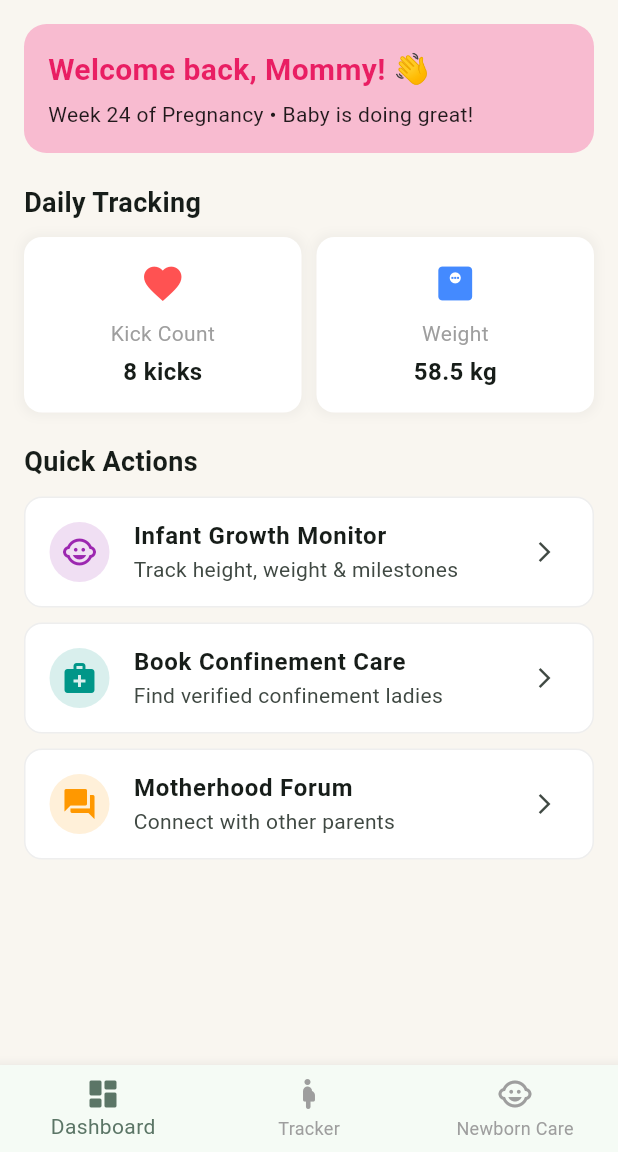
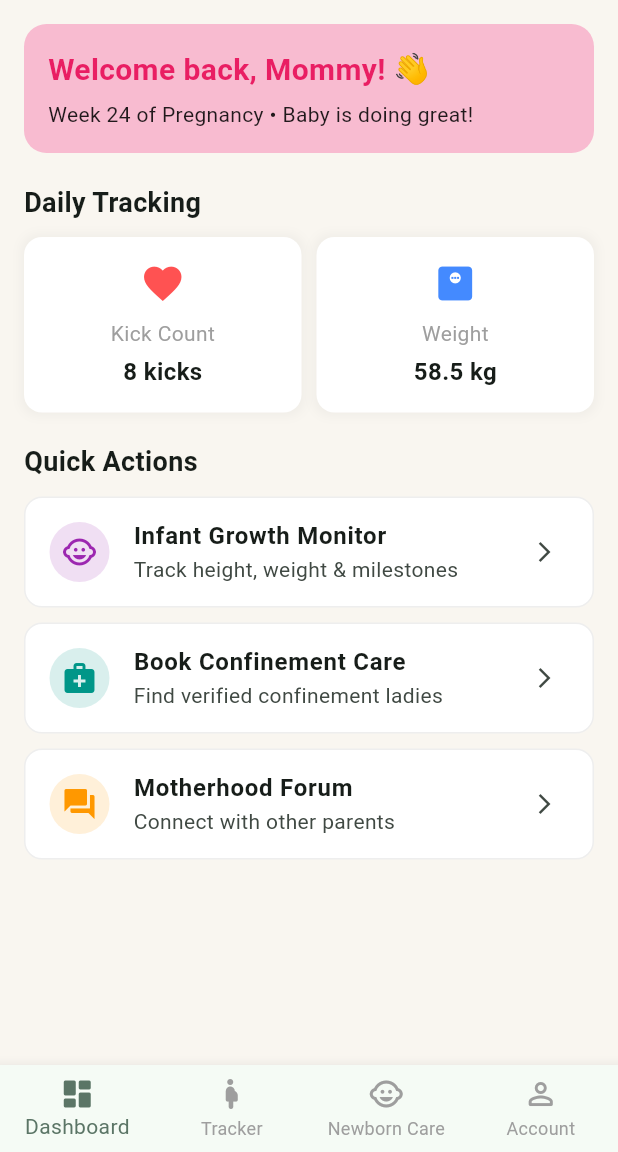
Before and after one commit to MetaFourr/APPLICATION-DEVELOPMENT-, a Flutter app: the screen it shows after launch, scrolled down 82 dp, after a tap on "Log in", on a phone screen of 412 x 824 dp, the part 84-1236 px from its top. Run offline on Flutter 3.47's test engine with Material 3 defaults, Android fonts, the phone set to English and light mode, and no system bars.

Commit message:
Add AccountScreen and wire up MainNavigation

```diff
--- a/lib/main.dart
+++ b/lib/main.dart
@@ -11,6 +11,9 @@ import 'screens/login_page.dart';
 
 // 4. Your Pregnancy Tracker screen import
 import 'screens/pregnancy_track.dart';
+
+// 5. Your Account & Settings screen import
+import 'screens/account_screen.dart';
 
 void main() {
   runApp(const MyApp());
@@ -38,7 +41,7 @@ class MyApp extends StatelessWidget {
   }
 }
 
-// Navigation Shell holding both your dashboard and your friend's newborn care screen
+// Navigation Shell holding all main screens
 class MainNavigation extends StatefulWidget {
   const MainNavigation({super.key});
 
@@ -49,11 +52,12 @@ class MainNavigation extends StatefulWidget {
 class _MainNavigationState extends State<MainNavigation> {
   int _currentIndex = 0;
 
-  // List of screens: Index 0 is YOUR Dashboard, Index 1 is your FRIEND'S Screen
+  // List of screens matching the BottomNavigationBar items
   final List<Widget> _screens = const [
     DashboardScreen(),
     PregnancyTrackScreen(),
     NewbornCareScreen(),
+    AccountScreen(), // Added AccountScreen at Index 3
   ];
 
   @override
@@ -64,6 +68,7 @@ class _MainNavigationState extends State<MainNavigation> {
         children: _screens,
       ),
       bottomNavigationBar: BottomNavigationBar(
+        type: BottomNavigationBarType.fixed, // Required when having 4+ tabs
         currentIndex: _currentIndex,
         onTap: (index) {
           setState(() {
@@ -77,16 +82,17 @@ class _MainNavigationState extends State<MainNavigation> {
             icon: Icon(Icons.dashboard_rounded),
             label: 'Dashboard',
           ),
-
-          // BottomNavigationBarItem for Pregnancy Tracker
           BottomNavigationBarItem(
             icon: Icon(Icons.pregnant_woman_rounded),
             label: 'Tracker',
           ),
-
           BottomNavigationBarItem(
             icon: Icon(Icons.child_care_rounded),
             label: 'Newborn Care',
+          ),
+          BottomNavigationBarItem(
+            icon: Icon(Icons.person_outline_rounded),
+            label: 'Account',
           ),
         ],
       ),
--- /dev/null
+++ b/lib/screens/account_screen.dart
@@ -0,0 +1,419 @@
+import 'package:flutter/material.dart';
+import 'login_page.dart'; // Import LoginScreen so the Log out button works
+
+class AccountScreen extends StatefulWidget {
+  const AccountScreen({super.key});
+
+  @override
+  State<AccountScreen> createState() => _AccountScreenState();
+}
+
+class _AccountScreenState extends State<AccountScreen> {
+  bool _notificationsEnabled = true;
+
+  // Wireframe Color Palette
+  static const Color _bgColor = Color(0xFFF6F7F4);
+  static const Color _cardColor = Color(0xFFFAFBF9);
+  static const Color _borderColor = Color(0xFFDCE0D9);
+  static const Color _sageGreen = Color(0xFF5B7566);
+  static const Color _textPrimary = Color(0xFF1F2421);
+  static const Color _textSecondary = Color(0xFF6B726E);
+
+  void _showActionMessage(String message) {
+    ScaffoldMessenger.of(context).showSnackBar(
+      SnackBar(
+        content: Text(message),
+        duration: const Duration(seconds: 2),
+        behavior: SnackBarBehavior.floating,
+      ),
+    );
+  }
+
+  @override
+  Widget build(BuildContext context) {
+    return Scaffold(
+      backgroundColor: _bgColor,
+      body: SafeArea(
+        child: SingleChildScrollView(
+          padding: const EdgeInsets.symmetric(horizontal: 20.0, vertical: 16.0),
+          child: Column(
+            crossAxisAlignment: CrossAxisAlignment.start,
+            children: [
+              // Top Header Row
+              Row(
+                mainAxisAlignment: MainAxisAlignment.spaceBetween,
+                crossAxisAlignment: CrossAxisAlignment.start,
+                children: [
+                  const Column(
+                    crossAxisAlignment: CrossAxisAlignment.start,
+                    children: [
+                      Text(
+                        'PROFILE & SETTINGS',
+                        style: TextStyle(
+                          fontSize: 11,
+                          fontWeight: FontWeight.w600,
+                          letterSpacing: 1.2,
+                          color: _textSecondary,
+                        ),
+                      ),
+                      SizedBox(height: 4),
+                      Text(
+                        'Your account',
+                        style: TextStyle(
+                          fontSize: 26,
+                          fontWeight: FontWeight.bold,
+                          color: _textPrimary,
+                        ),
+                      ),
+                    ],
+                  ),
+                  Container(
+                    decoration: BoxDecoration(
+                      color: _cardColor,
+                      borderRadius: BorderRadius.circular(12),
+                      border: Border.all(color: _borderColor),
+                    ),
+                    child: IconButton(
+                      icon: const Icon(Icons.tune, color: _textPrimary, size: 20),
+                      onPressed: () => _showActionMessage('Quick preferences'),
+                    ),
+                  ),
+                ],
+              ),
+              const SizedBox(height: 20),
+
+              // Profile Card
+              Container(
+                padding: const EdgeInsets.all(16),
+                decoration: BoxDecoration(
+                  color: _cardColor,
+                  borderRadius: BorderRadius.circular(16),
+                  border: Border.all(color: _borderColor),
+                ),
+                child: Column(
+                  crossAxisAlignment: CrossAxisAlignment.start,
+                  children: [
+                    Row(
+                      children: [
+                        Container(
+                          width: 48,
+                          height: 48,
+                          decoration: BoxDecoration(
+                            color: const Color(0xFFE8EAE6),
+                            shape: BoxShape.circle,
+                            border: Border.all(color: _borderColor),
+                          ),
+                          alignment: Alignment.center,
+                          child: const Text(
+                            'MT',
+                            style: TextStyle(
+                              fontWeight: FontWeight.w600,
+                              fontSize: 16,
+                              color: _textPrimary,
+                            ),
+                          ),
+                        ),
+                        const SizedBox(width: 14),
+                        const Expanded(
+                          child: Column(
+                            crossAxisAlignment: CrossAxisAlignment.start,
+                            children: [
+                              Text(
+                                'Maya Tan',
+                                style: TextStyle(
+                                  fontSize: 17,
+                                  fontWeight: FontWeight.bold,
+                                  color: _textPrimary,
+                                ),
+                              ),
+                              SizedBox(height: 2),
+                              Text(
+                                'maya@example.com',
+                                style: TextStyle(
+                                  fontSize: 13,
+                                  color: _textSecondary,
+                                ),
+                              ),
+                            ],
+                          ),
+                        ),
+                        TextButton(
+                          onPressed: () => _showActionMessage('Edit profile tapped'),
+                          child: const Text(
+                            'Edit',
+                            style: TextStyle(
+                              color: _sageGreen,
+                              fontWeight: FontWeight.w600,
+                            ),
+                          ),
+                        ),
+                      ],
+                    ),
+                    const Padding(
+                      padding: EdgeInsets.symmetric(vertical: 12.0),
+                      child: Divider(color: _borderColor, height: 1),
+                    ),
+                    InkWell(
+                      onTap: () => _showActionMessage('Manage pregnancy journey'),
+                      child: const Row(
+                        children: [
+                          Icon(Icons.favorite_border, color: _textSecondary, size: 22),
+                          SizedBox(width: 12),
+                          Expanded(
+                            child: Column(
+                              crossAxisAlignment: CrossAxisAlignment.start,
+                              children: [
+                                Text(
+                                  'Your journey · Expecting',
+                                  style: TextStyle(
+                                    fontSize: 14,
+                                    fontWeight: FontWeight.w600,
+                                    color: _textPrimary,
+                                  ),
+                                ),
+                                SizedBox(height: 2),
+                                Text(
+                                  'Due 21 Feb 2027 · Manage profile',
+                                  style: TextStyle(
+                                    fontSize: 12,
+                                    color: _textSecondary,
+                                  ),
+                                ),
+                              ],
+                            ),
+                          ),
+                          Icon(Icons.chevron_right, color: _textSecondary, size: 20),
+                        ],
+                      ),
+                    ),
+                    const SizedBox(height: 12),
+                    const Text(
+                      'No baby profile added yet · Growth tools show a demo.',
+                      style: TextStyle(
+                        fontSize: 11,
+                        color: _textSecondary,
+                      ),
+                    ),
+                  ],
+                ),
+              ),
+              const SizedBox(height: 24),
+
+              // Settings Section Title
+              const Text(
+                'Settings',
+                style: TextStyle(
+                  fontSize: 18,
+                  fontWeight: FontWeight.bold,
+                  color: _textPrimary,
+                ),
+              ),
+              const SizedBox(height: 12),
+
+              // Settings Group Card
+              Container(
+                decoration: BoxDecoration(
+                  color: _cardColor,
+                  borderRadius: BorderRadius.circular(16),
+                  border: Border.all(color: _borderColor),
+                ),
+                child: Column(
+                  children: [
+                    Padding(
+                      padding: const EdgeInsets.symmetric(horizontal: 16, vertical: 12),
+                      child: Row(
+                        children: [
+                          const Icon(Icons.notifications_none, color: _textSecondary, size: 22),
+                          const SizedBox(width: 14),
+                          const Expanded(
+                            child: Column(
+                              crossAxisAlignment: CrossAxisAlignment.start,
+                              children: [
+                                Text(
+                                  'Notifications',
+                                  style: TextStyle(
+                                    fontSize: 15,
+                                    fontWeight: FontWeight.w600,
+                                    color: _textPrimary,
+                                  ),
+                                ),
+                                SizedBox(height: 2),
+                                Text(
+                                  'Appointments & community updates',
+                                  style: TextStyle(
+                                    fontSize: 12,
+                                    color: _textSecondary,
+                                  ),
+                                ),
+                              ],
+                            ),
+                          ),
+                          Column(
+                            children: [
+                              SizedBox(
+                                height: 28,
+                                child: Switch(
+                                  value: _notificationsEnabled,
+                                  activeThumbColor: Colors.white,
+                                  activeTrackColor: _sageGreen,
+                                  onChanged: (val) {
+                                    setState(() {
+                                      _notificationsEnabled = val;
+                                    });
+                                  },
+                                ),
+                              ),
+                              Text(
+                                _notificationsEnabled ? 'On' : 'Off',
+                                style: const TextStyle(
+                                  fontSize: 10,
+                                  color: _textSecondary,
+                                ),
+                              ),
+                            ],
+                          ),
+                        ],
+                      ),
+                    ),
+                    const Divider(color: _borderColor, height: 1, indent: 52),
+                    _buildSettingsTile(
+                      icon: Icons.verified_user_outlined,
+                      title: 'Privacy & data',
+                      subtitle: 'Sharing, export or delete account',
+                      onTap: () => _showActionMessage('Privacy & data settings'),
+                    ),
+                    const Divider(color: _borderColor, height: 1, indent: 52),
+                    _buildSettingsTile(
+                      icon: Icons.lock_outline,
+                      title: 'Password & security',
+                      subtitle: 'Change password or manage devices',
+                      onTap: () => _showActionMessage('Password & security settings'),
+                    ),
+                    const Divider(color: _borderColor, height: 1, indent: 52),
+                    _buildSettingsTile(
+                      icon: Icons.language,
+                      title: 'Language',
+                      subtitle: 'English',
+                      onTap: () => _showActionMessage('Language selection'),
+                    ),
+                  ],
+                ),
+              ),
+              const SizedBox(height: 16),
+
+              // Help & Support Card
+              Container(
+                decoration: BoxDecoration(
+                  color: _cardColor,
+                  borderRadius: BorderRadius.circular(16),
+                  border: Border.all(color: _borderColor),
+                ),
+                child: _buildSettingsTile(
+                  icon: Icons.help_outline,
+                  title: 'Help & support',
+                  subtitle: 'FAQs, contact us & community rules',
+                  onTap: () => _showActionMessage('Help & support center'),
+                ),
+              ),
+              const SizedBox(height: 20),
+
+              // Log Out Button (Navigates back to LoginScreen)
+              SizedBox(
+                width: double.infinity,
+                height: 50,
+                child: OutlinedButton.icon(
+                  onPressed: () {
+                    Navigator.pushReplacement(
+                      context,
+                      MaterialPageRoute(builder: (context) => const LoginScreen()),
+                    );
+                  },
+                  icon: const Icon(Icons.logout, color: _textPrimary, size: 20),
+                  label: const Text(
+                    'Log out',
+                    style: TextStyle(
+                      color: _textPrimary,
+                      fontSize: 15,
+                      fontWeight: FontWeight.w600,
+                    ),
+                  ),
+                  style: OutlinedButton.styleFrom(
+                    backgroundColor: _cardColor,
+                    side: const BorderSide(color: _borderColor),
+                    shape: RoundedRectangleBorder(
+                      borderRadius: BorderRadius.circular(14),
+                    ),
+                  ),
+                ),
+              ),
+              const SizedBox(height: 24),
+
+              // Footer Text
+              const Center(
+                child: Column(
+                  children: [
+                    Text(
+                      'HiMommy! · Wireframe concept v1.0',
+                      style: TextStyle(fontSize: 11, color: _textSecondary),
+                    ),
+                    SizedBox(height: 4),
+                    Text(
+                      'Terms of Use · Privacy Policy',
+                      style: TextStyle(fontSize: 11, color: _textSecondary),
+                    ),
+                  ],
+                ),
+              ),
+              const SizedBox(height: 16),
+            ],
+          ),
+        ),
+      ),
+    );
+  }
+
+  Widget _buildSettingsTile({
+    required IconData icon,
+    required String title,
+    required String subtitle,
+    required VoidCallback onTap,
+  }) {
+    return InkWell(
+      onTap: onTap,
+      borderRadius: BorderRadius.circular(16),
+      child: Padding(
+        padding: const EdgeInsets.symmetric(horizontal: 16, vertical: 14),
+        child: Row(
+          children: [
+            Icon(icon, color: _textSecondary, size: 22),
+            const SizedBox(width: 14),
+            Expanded(
+              child: Column(
+                crossAxisAlignment: CrossAxisAlignment.start,
+                children: [
+                  Text(
+                    title,
+                    style: const TextStyle(
+                      fontSize: 15,
+                      fontWeight: FontWeight.w600,
+                      color: _textPrimary,
+                    ),
+                  ),
+                  const SizedBox(height: 2),
+                  Text(
+                    subtitle,
+                    style: const TextStyle(
+                      fontSize: 12,
+                      color: _textSecondary,
+                    ),
+                  ),
+                ],
+              ),
+            ),
+            const Icon(Icons.chevron_right, color: _textSecondary, size: 20),
+          ],
+        ),
+      ),
+    );
+  }
+}
```
